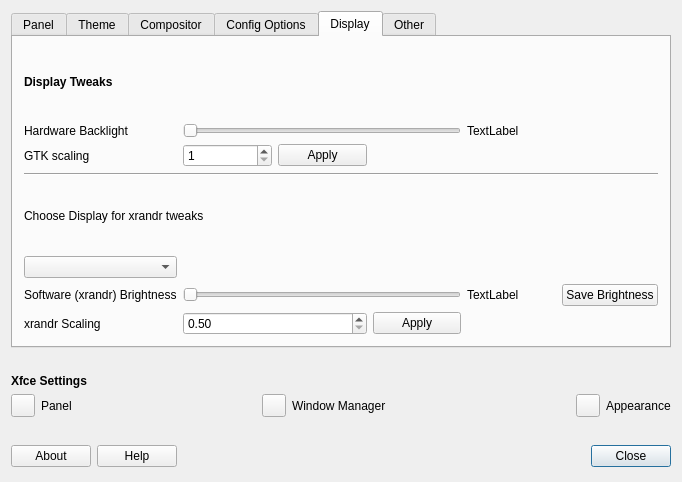
The window that defaultlook.ui (MX-Linux/mx-tweak) describes before a commit, drawn with Qt 5.
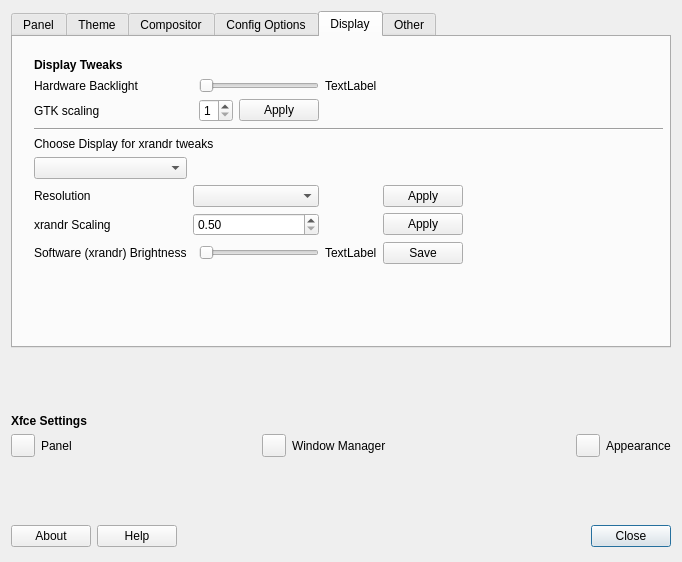
The same window after the commit. Icons and pictures are not drawn.

Commit message: added resolution setting

Diff of the .ui file:
```diff
--- a/defaultlook.ui
+++ b/defaultlook.ui
@@ -7,7 +7,7 @@
     <x>0</x>
     <y>0</y>
     <width>682</width>
-    <height>482</height>
+    <height>562</height>
    </rect>
   </property>
   <property name="minimumSize">
@@ -907,22 +907,17 @@
         <attribute name="title">
          <string>Display</string>
         </attribute>
+        <widget class="QWidget" name="">
+         <property name="geometry">
+          <rect>
+           <x>10</x>
+           <y>10</y>
+           <width>651</width>
+           <height>341</height>
+          </rect>
+         </property>
         <layout class="QGridLayout" name="gridLayout_13">
-         <item row="1" column="0">
-          <widget class="QLabel" name="label_xbacklight">
-           <property name="text">
-            <string>Hardware Backlight</string>
-           </property>
-          </widget>
-         </item>
-         <item row="3" column="0">
-          <widget class="QLabel" name="labelgtkscaling">
-           <property name="text">
-            <string>GTK scaling</string>
-           </property>
-          </widget>
-         </item>
-         <item row="3" column="1">
+          <item row="2" column="2">
           <widget class="QSpinBox" name="spinBoxgtkscaling">
            <property name="minimum">
             <number>1</number>
@@ -932,58 +927,108 @@
            </property>
           </widget>
          </item>
-         <item row="4" column="0" colspan="6">
+          <item row="1" column="0" colspan="2">
+           <widget class="QLabel" name="label_xbacklight">
+            <property name="text">
+             <string>Hardware Backlight</string>
+            </property>
+           </widget>
+          </item>
+          <item row="0" column="0">
+           <widget class="QLabel" name="label_12">
+            <property name="text">
+             <string>&lt;html&gt;&lt;head/&gt;&lt;body&gt;&lt;p&gt;&lt;span style=&quot; font-weight:600;&quot;&gt;Display Tweaks&lt;/span&gt;&lt;/p&gt;&lt;/body&gt;&lt;/html&gt;</string>
+            </property>
+           </widget>
+          </item>
+          <item row="10" column="3">
+           <spacer name="verticalSpacer_11">
+            <property name="orientation">
+             <enum>Qt::Vertical</enum>
+            </property>
+            <property name="sizeHint" stdset="0">
+             <size>
+              <width>20</width>
+              <height>40</height>
+             </size>
+            </property>
+           </spacer>
+          </item>
+          <item row="3" column="0" colspan="7">
           <widget class="Line" name="line">
            <property name="orientation">
             <enum>Qt::Horizontal</enum>
            </property>
           </widget>
          </item>
-         <item row="5" column="0" colspan="2">
+          <item row="4" column="0" colspan="3">
           <widget class="QLabel" name="label_13">
            <property name="text">
             <string>Choose Display for xrandr tweaks</string>
            </property>
           </widget>
          </item>
-         <item row="6" column="0">
+          <item row="2" column="3">
+           <widget class="QPushButton" name="buttonGTKscaling">
+            <property name="text">
+             <string>Apply</string>
+            </property>
+           </widget>
+          </item>
+          <item row="1" column="2" colspan="2">
+           <widget class="QSlider" name="horizsliderhardwarebacklight">
+            <property name="minimum">
+             <number>1</number>
+            </property>
+            <property name="maximum">
+             <number>100</number>
+            </property>
+            <property name="singleStep">
+             <number>1</number>
+            </property>
+            <property name="orientation">
+             <enum>Qt::Horizontal</enum>
+            </property>
+           </widget>
+          </item>
+          <item row="5" column="0">
           <widget class="QComboBox" name="comboBoxDisplay"/>
          </item>
-         <item row="7" column="0">
+          <item row="6" column="0">
+           <widget class="QLabel" name="label_resolutions">
+            <property name="text">
+             <string>Resolution</string>
+            </property>
+           </widget>
+          </item>
+          <item row="9" column="5">
+           <widget class="QPushButton" name="buttonSaveBrightness">
+            <property name="toolTip">
+             <string>&lt;html&gt;&lt;head/&gt;&lt;body&gt;&lt;p&gt;Saving is per display&lt;/p&gt;&lt;/body&gt;&lt;/html&gt;</string>
+            </property>
+            <property name="text">
+             <string>Save</string>
+            </property>
+           </widget>
+          </item>
+          <item row="9" column="0">
           <widget class="QLabel" name="labelsoftwarebrightness">
            <property name="text">
             <string>Software (xrandr) Brightness</string>
            </property>
           </widget>
          </item>
-         <item row="7" column="4">
+          <item row="9" column="4">
           <widget class="QLabel" name="label_brightness_slider">
            <property name="text">
             <string>TextLabel</string>
            </property>
           </widget>
          </item>
-         <item row="7" column="5">
-          <widget class="QPushButton" name="buttonSaveBrightness">
-           <property name="toolTip">
-            <string>&lt;html&gt;&lt;head/&gt;&lt;body&gt;&lt;p&gt;Saving is per display&lt;/p&gt;&lt;/body&gt;&lt;/html&gt;</string>
-           </property>
+          <item row="2" column="0">
+           <widget class="QLabel" name="labelgtkscaling">
            <property name="text">
-            <string>Save Brightness</string>
-           </property>
-          </widget>
-         </item>
-         <item row="9" column="0">
-          <widget class="QLabel" name="label_scale">
-           <property name="text">
-            <string>xrandr Scaling</string>
-           </property>
-          </widget>
-         </item>
-         <item row="0" column="0">
-          <widget class="QLabel" name="label_12">
-           <property name="text">
-            <string>&lt;html&gt;&lt;head/&gt;&lt;body&gt;&lt;p&gt;&lt;span style=&quot; font-weight:600;&quot;&gt;Display Tweaks&lt;/span&gt;&lt;/p&gt;&lt;/body&gt;&lt;/html&gt;</string>
+             <string>GTK scaling</string>
            </property>
           </widget>
          </item>
@@ -994,37 +1039,27 @@
            </property>
           </widget>
          </item>
-         <item row="9" column="3">
-          <widget class="QPushButton" name="buttonApplyDisplayScaling">
-           <property name="text">
-            <string>Apply</string>
-           </property>
-          </widget>
-         </item>
-         <item row="3" column="2">
-          <widget class="QPushButton" name="buttonGTKscaling">
-           <property name="text">
-            <string>Apply</string>
-           </property>
-          </widget>
-         </item>
-         <item row="1" column="1" colspan="3">
-          <widget class="QSlider" name="horizsliderhardwarebacklight">
-           <property name="minimum">
-            <number>1</number>
-           </property>
-           <property name="maximum">
-            <number>100</number>
-           </property>
-           <property name="singleStep">
-            <number>1</number>
-           </property>
+          <item row="7" column="6">
+           <spacer name="horizontalSpacer_4">
            <property name="orientation">
             <enum>Qt::Horizontal</enum>
            </property>
-          </widget>
-         </item>
-         <item row="7" column="1" colspan="3">
+            <property name="sizeHint" stdset="0">
+             <size>
+              <width>40</width>
+              <height>20</height>
+             </size>
+            </property>
+           </spacer>
+          </item>
+          <item row="7" column="0">
+           <widget class="QLabel" name="label_scale">
+            <property name="text">
+             <string>xrandr Scaling</string>
+            </property>
+           </widget>
+          </item>
+          <item row="9" column="2" colspan="2">
           <widget class="QSlider" name="horizontalSliderBrightness">
            <property name="maximum">
             <number>200</number>
@@ -1034,7 +1069,10 @@
            </property>
           </widget>
          </item>
-         <item row="9" column="1" colspan="2">
+          <item row="6" column="1" colspan="3">
+           <widget class="QComboBox" name="comboBoxresolutions"/>
+          </item>
+          <item row="7" column="1" colspan="3">
           <widget class="QDoubleSpinBox" name="doubleSpinBoxscale">
            <property name="minimumSize">
             <size>
@@ -1053,7 +1091,22 @@
            </property>
           </widget>
          </item>
-        </layout>
+          <item row="6" column="5">
+           <widget class="QPushButton" name="buttonapplyresolution">
+            <property name="text">
+             <string>Apply</string>
+            </property>
+           </widget>
+          </item>
+          <item row="7" column="5">
+           <widget class="QPushButton" name="buttonApplyDisplayScaling">
+            <property name="text">
+             <string>Apply</string>
+            </property>
+           </widget>
+          </item>
+         </layout>
+        </widget>
        </widget>
        <widget class="QWidget" name="etcTab">
         <attribute name="title">
```
Lines whose indentation alone changed are shown as unchanged. The commit also changes 4 other files.
